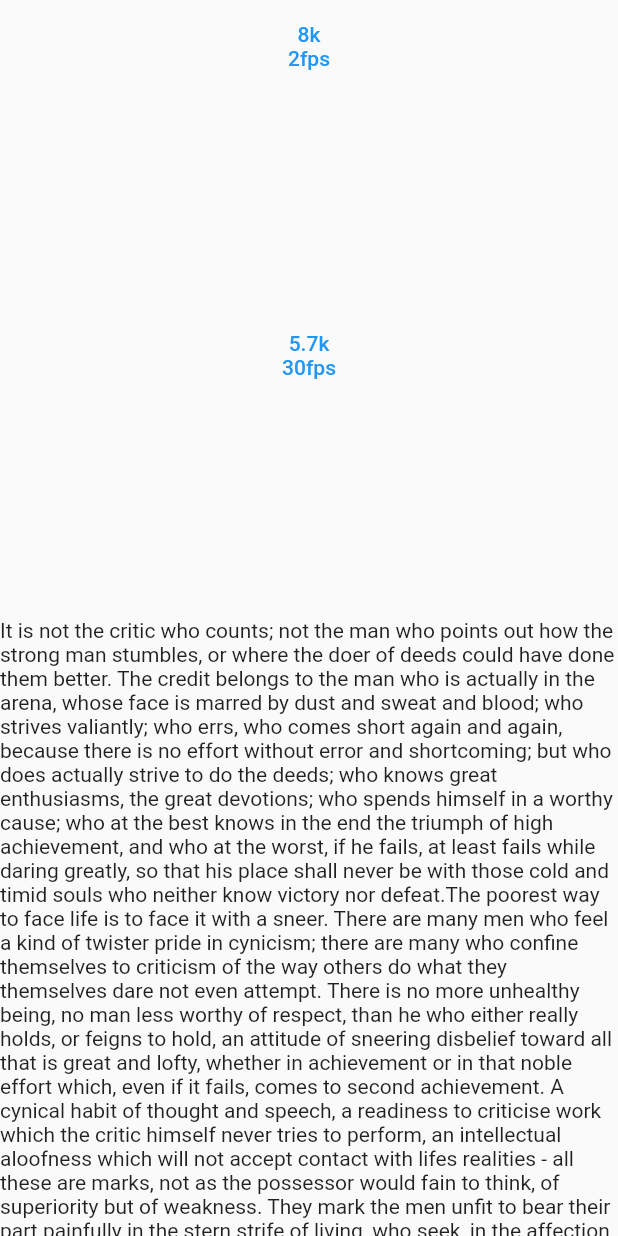
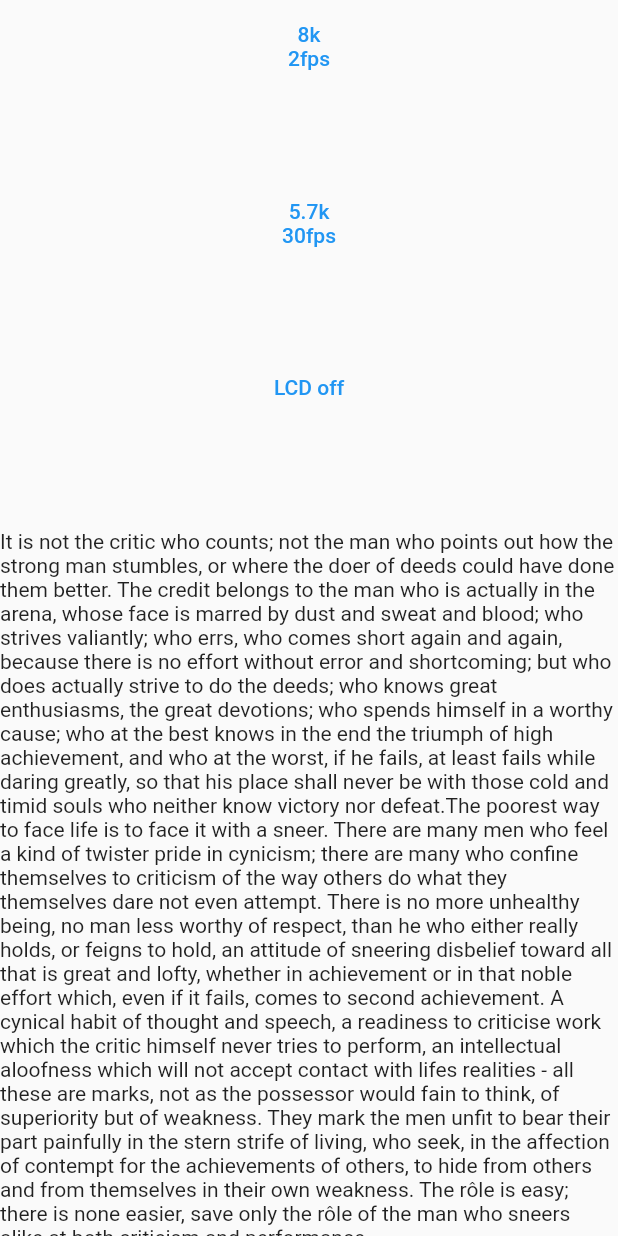
Before and after one commit to jcasman/video_wizard, a Flutter app: the screen it shows after launch, on a phone screen of 412 x 824 dp. Run offline on Flutter 3.47's test engine with Material 2 defaults, Android fonts, the phone set to English and light mode, and no system bars; our stand-ins replace bloc, equatable, flutter_bloc.

Commit message:
feat: added camera control source button

```diff
--- a/lib/blocs/bloc/theta_response_event.dart
+++ b/lib/blocs/bloc/theta_response_event.dart
@@ -3,6 +3,10 @@ part of 'theta_response_bloc.dart';
 @immutable
 abstract class ThetaResponseEvent {}
 
+class CameraControlSourceEvent extends ThetaResponseEvent {}
+
 class EightKEvent extends ThetaResponseEvent {}
 
 class FiveSevenKEvent extends ThetaResponseEvent {}
+
+class EightKEvent5 extends ThetaResponseEvent {}
--- a/lib/main.dart
+++ b/lib/main.dart
@@ -1,6 +1,7 @@
 import 'package:flutter/material.dart';
 import 'package:flutter_bloc/flutter_bloc.dart';
 import 'blocs/bloc/theta_response_bloc.dart';
+import 'view/camera_control_source_button.dart';
 import 'view/eight_k_two_button.dart';
 import 'view/five_seven_k_button.dart';
 
@@ -23,12 +24,16 @@ class MyApp extends StatelessWidget {
                 crossAxisAlignment: CrossAxisAlignment.center,
                 children: [
                   const Expanded(
-                    flex: 2,
+                    flex: 1,
                     child: EightKTwoButton(),
                   ),
                   const Expanded(
-                    flex: 2,
+                    flex: 1,
                     child: FiveSevenKButton(),
+                  ),
+                  const Expanded(
+                    flex: 1,
+                    child: CameraControlSourceButton(),
                   ),
                   Expanded(
                     flex: 4,
--- /dev/null
+++ b/lib/view/camera_control_source_button.dart
@@ -0,0 +1,27 @@
+import 'package:flutter/material.dart';
+import 'package:flutter_bloc/flutter_bloc.dart';
+
+import '../blocs/bloc/theta_response_bloc.dart';
+
+class CameraControlSourceButton extends StatelessWidget {
+  const CameraControlSourceButton({
+    Key? key,
+  }) : super(key: key);
+
+  @override
+  Widget build(BuildContext context) {
+    return TextButton(
+      child: Padding(
+        padding: const EdgeInsets.all(7.0),
+        child: Column(
+          children: const [
+            Text('LCD off'),
+          ],
+        ),
+      ),
+      onPressed: () {
+        context.read<ThetaResponseBloc>().add(CameraControlSourceEvent());
+      },
+    );
+  }
+}
```
Also changed, not shown: lib/blocs/bloc/theta_response_bloc.dart (+38 -0 lines).
